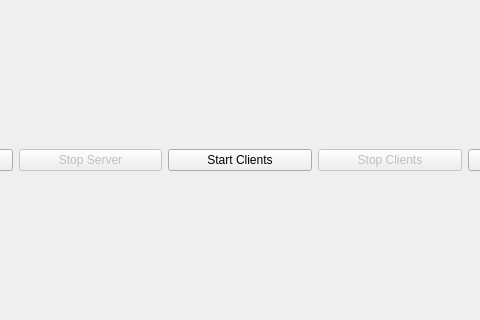
First picture: the form in server/ui/MainWindow.ui, repository PajiloyLis/CPP_Test_Task, before the edit; both pictures show x 140 to 620 and y 94 to 414 of the 1100 by 750 pixel window.
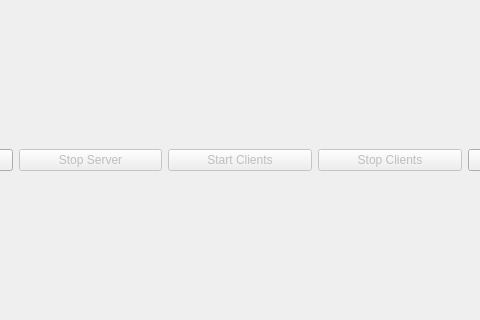
Second picture: the form after the edit.

What changed in the file:
```diff
--- a/server/ui/MainWindow.ui
+++ b/server/ui/MainWindow.ui
@@ -36,6 +36,9 @@
       </item>
       <item>
        <widget class="QPushButton" name="btnStartClients">
+        <property name="enabled">
+         <bool>false</bool>
+        </property>
         <property name="text">
          <string>Start Clients</string>
         </property>
```
